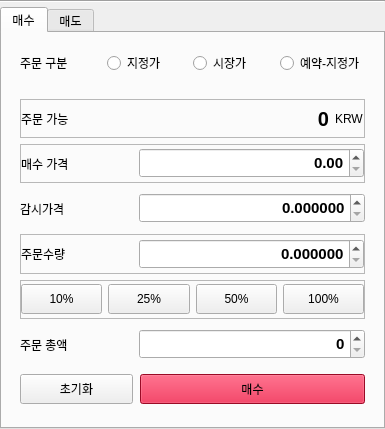
Qt form src/styles/ui/trade.ui (showmethecoin/upbit-trader) before a commit.
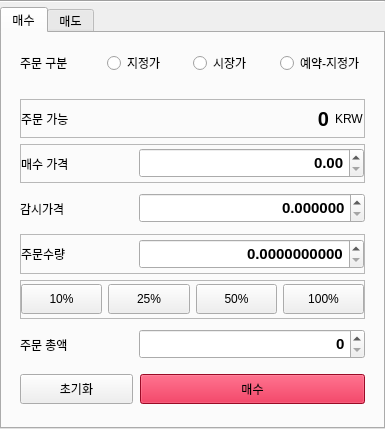
The same form after that commit. The open tabs and pages were chosen to show the change. Icons and pictures are not drawn.

Commit message: Implement events with buy-and-sell buttons

Diff of the .ui file:
```diff
--- a/src/styles/ui/trade.ui
+++ b/src/styles/ui/trade.ui
@@ -2956,7 +2956,7 @@
                        <bool>true</bool>
                       </property>
                       <property name="decimals">
-                       <number>6</number>
+                       <number>10</number>
                       </property>
                       <property name="maximum">
                        <double>1000000000000000.000000000000000</double>
```
Left out of the diff: 24 changed lines with no effect on the pictures. The commit also changes 3 other files.
